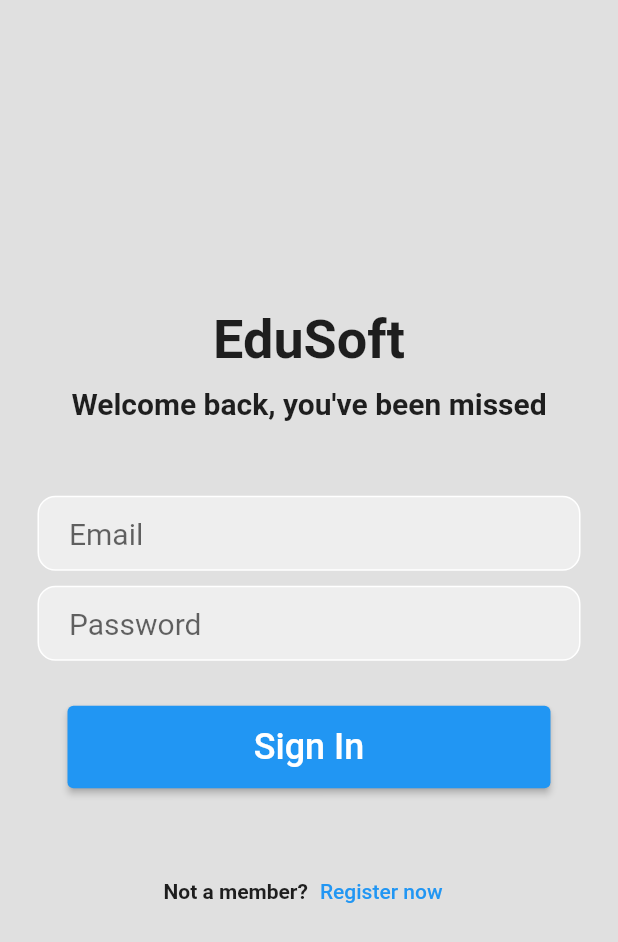
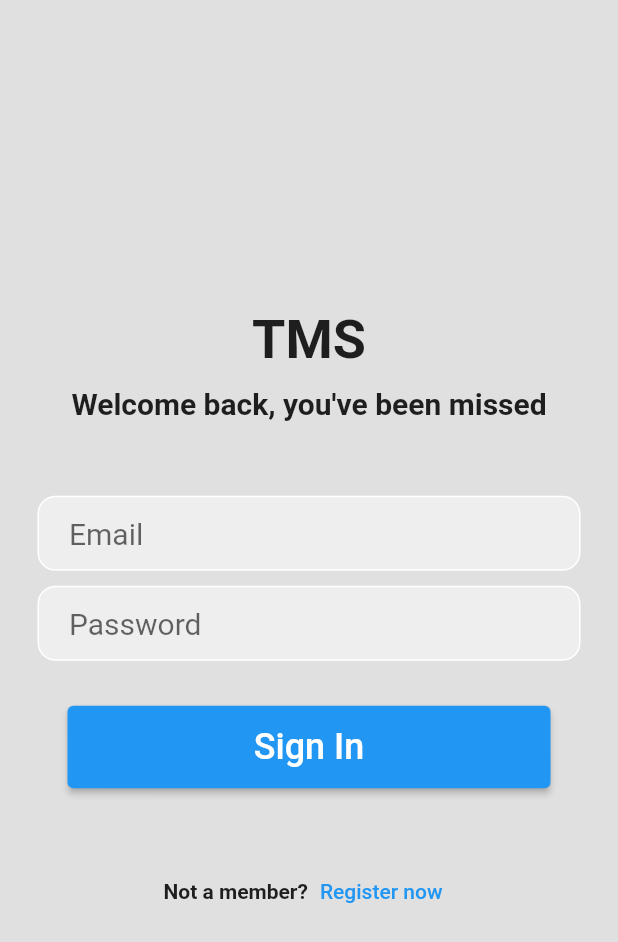
Before and after one commit to nazmulkhanliton/Task-Management-App-, a Flutter app: the screen it shows after launch, on a phone screen of 412 x 824 dp. Shown: the top 942 px of the screen. Run offline on Flutter 3.47's test engine with Material 2 defaults, Android fonts, the phone set to English and light mode, and no system bars.

Commit message:
first commit 1.0

```diff
--- a/lib/login_page.dart
+++ b/lib/login_page.dart
@@ -20,7 +20,7 @@ class _LoginPageState extends State<LoginPage> {
             children: [
               //Hello Again
               const Text(
-                'EduSoft',
+                'TMS',
                 style: TextStyle(
                     fontWeight: FontWeight.bold,
                     fontSize: 36,
@@ -36,7 +36,7 @@ class _LoginPageState extends State<LoginPage> {
               ),
               const SizedBox(height: 50),
 
-              //Email textfield
+              //Email text field
               Padding(
                 padding: const EdgeInsets.symmetric(horizontal: 25.0),
                 child: Container(
@@ -121,7 +121,7 @@ class _LoginPageState extends State<LoginPage> {
                       onPressed: () {
                         Navigator.push(
                             context,
-                            MaterialPageRoute(builder: (context) => SignUp())
+                            MaterialPageRoute(builder: (context) => const SignUp())
                         );
                       },
                       child: const Text('Register now'))
```
